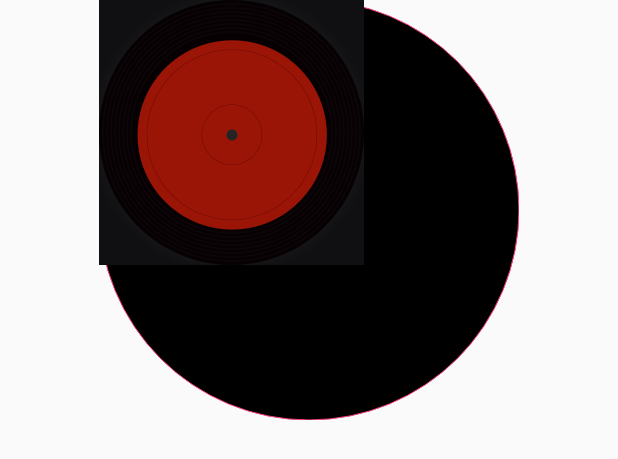
After one commit to SzuMusic/SzuMusicApp, an Android app: the layout fragment_player_album.xml on its own in the app's theme, with its tools: preview values and no code run, on a phone screen of 412 x 824 dp. The commit adds this screen. Shown: the top 459 px of the screen. Run offline under Robolectric (Android 15) with nearby library versions, the phone set to English and light mode, and no system bars.

Commit message:
更新播放器
更新播放器

```diff
--- a/SzuMusicApp/app/build.gradle
+++ b/SzuMusicApp/app/build.gradle
@@ -33,4 +33,5 @@ dependencies {
     compile 'com.android.support:design:24.2.1'
     compile 'com.android.support:support-v4:24.2.1'
     compile 'com.youth.banner:banner:1.3.3'
+    compile 'com.nostra13.universalimageloader:universal-image-loader:1.9.5'
 }
--- /dev/null
+++ b/SzuMusicApp/app/src/main/java/com/szumusic/szumusicapp/ui/widget/CircleView.java
@@ -0,0 +1,132 @@
+package com.szumusic.szumusicapp.ui.widget;
+
+import android.content.Context;
+import android.content.res.TypedArray;
+import android.graphics.Bitmap;
+import android.graphics.BitmapFactory;
+import android.graphics.BitmapShader;
+import android.graphics.Canvas;
+import android.graphics.Color;
+import android.graphics.Matrix;
+import android.graphics.Paint;
+import android.graphics.Shader;
+import android.graphics.drawable.BitmapDrawable;
+import android.graphics.drawable.Drawable;
+import android.util.AttributeSet;
+import android.view.WindowManager;
+import android.widget.ImageView;
+import com.szumusic.szumusicapp.R;
+import com.szumusic.szumusicapp.utils.ImageUtils;
+
+/**
+ * Created by kobe_xuan on 2017/2/5.
+ */
+public class CircleView extends ImageView {
+    private int width;
+    private int mradius;
+    private BitmapShader mbitmapShader;
+    private Matrix matrix;
+    private Paint mBitmapPaint;
+    private Paint mBorderPaint;
+    private float mstrokeWidth;
+    private int mstrokeColor;
+    private Bitmap mDiscBitmap;
+
+    public CircleView(Context context) {
+        super(context);
+    }
+
+    public CircleView(Context context, AttributeSet attrs) {
+        super(context, attrs);
+        init(attrs,0);
+    }
+
+    public CircleView(Context context, AttributeSet attrs, int defStyleAttr) {
+        super(context, attrs, defStyleAttr);
+        init(attrs,defStyleAttr);
+    }
+
+    private void init(AttributeSet attrs, int defStyle){
+         matrix=new Matrix();
+        mBitmapPaint=new Paint();
+        mBorderPaint=new Paint();
+        mBitmapPaint.setAntiAlias(true);
+        mDiscBitmap = BitmapFactory.decodeResource(getResources(), R.drawable.play_page_default_cover);
+        System.out.println("图片的宽度为"+mDiscBitmap.getWidth());
+        System.out.println("屏幕的宽度为"+getScreenWidth());
+//        mDiscBitmap = ImageUtils.resizeImage(mDiscBitmap, getScreenWidth(),
+//                getScreenWidth());
+        //获取属性
+        TypedArray typedArray=getContext().obtainStyledAttributes(attrs,R.styleable.CircleView);
+        mstrokeWidth=typedArray.getDimension(R.styleable.CircleView_strokeWidth,0);
+        mstrokeColor=typedArray.getColor(R.styleable.CircleView_strokeColor,Color.WHITE);
+        typedArray.recycle();
+    }
+
+    @Override
+    protected void onMeasure(int widthMeasureSpec, int heightMeasureSpec) {
+        super.onMeasure(widthMeasureSpec, heightMeasureSpec);
+        width=Math.min(getMeasuredHeight(),getMeasuredWidth());
+        mradius=width/2;
+        mradius= (int) (mradius-mstrokeWidth/2);
+        setMeasuredDimension(width,width);
+    }
+
+    @Override
+    protected void onDraw(Canvas canvas) {
+        //super.onDraw(canvas);
+       /* int r=getMeasuredWidth()/2;
+        int centerX=getLeft()+r;
+        int centerY=getTop()+r;
+        Paint paint=new Paint(Paint.ANTI_ALIAS_FLAG);
+        paint.setColor(Color.GREEN);
+        paint.setStrokeWidth(4);
+
+        paint.setStyle(Paint.Style.FILL_AND_STROKE);
+        //canvas.drawCircle(centerX,centerY,r/2,paint);
+        Bitmap bitmap= BitmapFactory.decodeResource(getResources(),R.drawable.default_artist);
+
+        //canvas.drawBitmap(bitmap,0,0,paint);
+
+        //canvas.drawText("fasdfaf",centerX,centerY,paint);
+        System.out.println("半径为"+r+"坐标为"+centerX+"===="+centerY);*/
+
+        if (getDrawable()==null)
+            return;
+        setBitmapShader();
+        canvas.drawCircle(width/2,width/2,mradius,mBitmapPaint);
+        setmBorderPaint();
+        canvas.drawCircle(width/2,width/2,mradius,mBorderPaint);
+        //下面画专辑
+        canvas.drawBitmap(mDiscBitmap,0,0,null);
+    }
+
+    private void setBitmapShader(){
+
+        Drawable drawable=getDrawable();
+        if(drawable==null)
+            return ;
+        BitmapDrawable bd= (BitmapDrawable) drawable;
+        Bitmap bitmap=bd.getBitmap();
+        mbitmapShader=new BitmapShader(bitmap, Shader.TileMode.CLAMP, Shader.TileMode.CLAMP);
+        float scale=1.0f;
+        int bitmapsize=Math.min(bitmap.getWidth(),bitmap.getHeight());
+        scale=width*1.0f/bitmapsize;
+        matrix.setScale(scale,scale);
+        mbitmapShader.setLocalMatrix(matrix);
+        mBitmapPaint.setShader(mbitmapShader);
+    }
+
+    private void setmBorderPaint(){
+        mBorderPaint.setStyle(Paint.Style.STROKE);
+        mBorderPaint.setColor(mstrokeColor);
+        mBorderPaint.setStrokeCap(Paint.Cap.ROUND);
+        mBorderPaint.setStrokeWidth(mstrokeWidth);
+
+    }
+
+    private int getScreenWidth() {
+        WindowManager wm = (WindowManager) getContext().getSystemService(Context.WINDOW_SERVICE);
+        return wm.getDefaultDisplay().getWidth();
+    }
+}
--- /dev/null
+++ b/SzuMusicApp/app/src/main/res/layout/fragment_player_album.xml
@@ -0,0 +1,15 @@
+<?xml version="1.0" encoding="utf-8"?>
+<LinearLayout xmlns:android="http://schemas.android.com/apk/res/android"
+    android:orientation="vertical" android:layout_width="match_parent"
+    xmlns:app="http://schemas.android.com/apk/res-auto"
+    android:layout_height="match_parent">
+
+    <com.szumusic.szumusicapp.ui.widget.CircleView
+        android:layout_width="280dp"
+        android:layout_height="280dp"
+        android:layout_gravity="center_horizontal|center_vertical"
+        android:src="@drawable/default_cover"
+        app:strokeWidth="0dp"
+        app:strokeColor="@color/colorAccent"
+        />
+</LinearLayout>
--- /dev/null
+++ b/SzuMusicApp/app/src/main/res/values/attrs.xml
@@ -0,0 +1,6 @@
+<resources>
+    <declare-styleable name="CircleView">
+        <attr name="strokeWidth" format="dimension" />
+        <attr name="strokeColor" format="color" />
+    </declare-styleable>
+</resources>
```
Also changed, not shown: SzuMusicApp/app/src/main/java/com/szumusic/szumusicapp/ui/base/PlayerFragment.java (+17 -0 lines), SzuMusicApp/app/src/main/java/com/szumusic/szumusicapp/ui/common/PlayPagerAdapter.java (added, +39 -0 lines), SzuMusicApp/app/src/main/java/com/szumusic/szumusicapp/ui/widget/IndicatorLayout.java (added, +56 -0 lines), SzuMusicApp/app/src/main/java/com/szumusic/szumusicapp/utils/ImageUtils.java (added, +288 -0 lines), SzuMusicApp/app/src/main/res/layout/fragment_play_page_lrc.xml (added, +22 -0 lines), SzuMusicApp/app/src/main/res/layout/fragment_player.xml (+6 -6 lines), SzuMusicApp/app/src/main/res/layout/include_play_page_volume_bar.xml (added, +24 -0 lines), SzuMusicApp/app/src/main/res/drawable-xxhdpi/ic_play_page_indicator_selected.png (added), SzuMusicApp/app/src/main/res/drawable-xxhdpi/ic_play_page_indicator_unselected.png (added).
